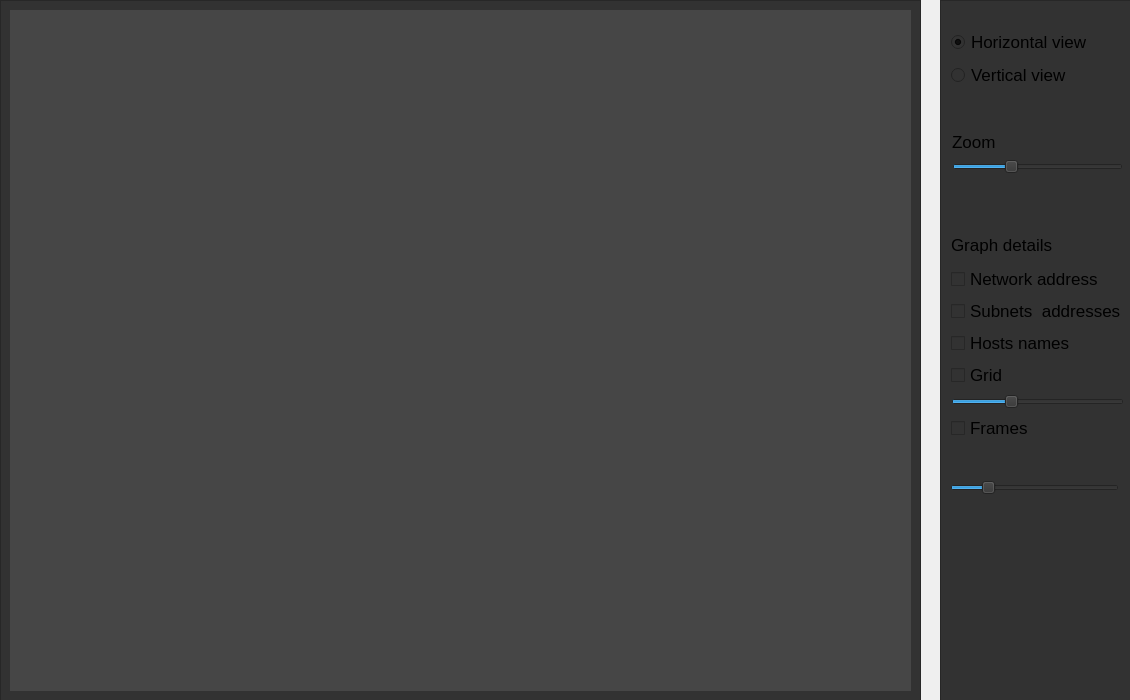
The window that src/widgetApp/GraphDialog.ui (Projekt-zespolowy-TIU/DesignYourNetwork) describes before a commit, drawn with Qt 5.
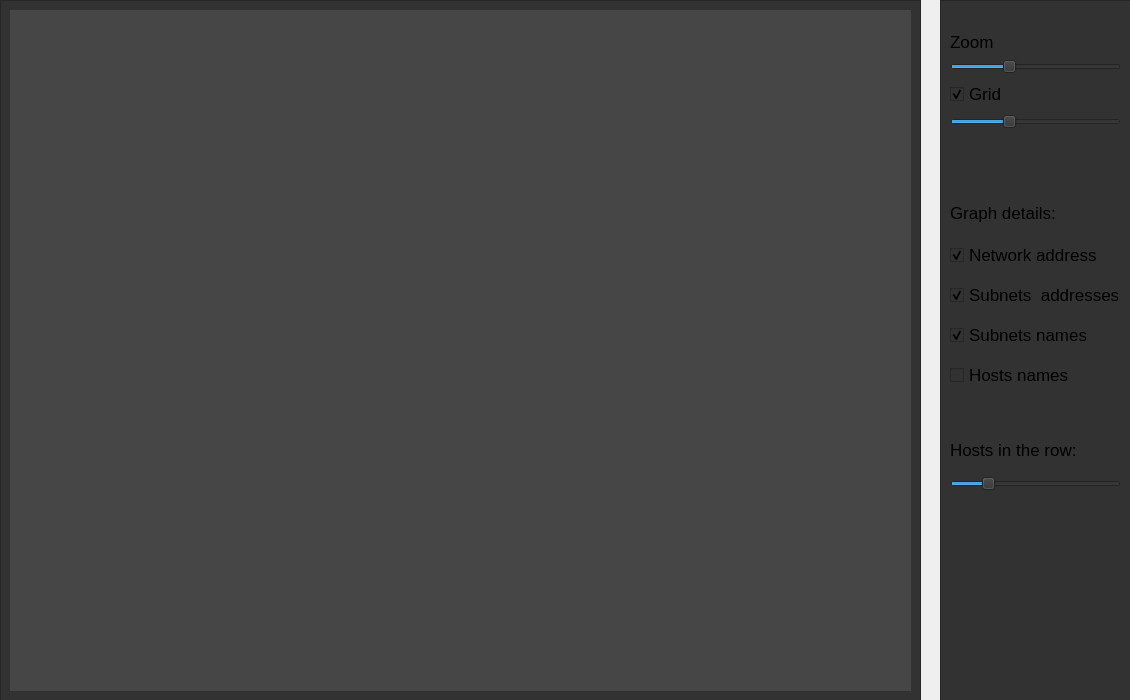
The same window after the commit. Icons and pictures are not drawn.

```diff
--- a/src/widgetApp/GraphDialog.ui
+++ b/src/widgetApp/GraphDialog.ui
@@ -101,66 +101,76 @@
    <widget class="QWidget" name="layoutWidget">
     <property name="geometry">
      <rect>
-      <x>11</x>
-      <y>28</y>
+      <x>10</x>
+      <y>30</y>
       <width>171</width>
-      <height>62</height>
+      <height>44</height>
      </rect>
     </property>
-    <layout class="QVBoxLayout" name="verticalLayout_3">
+    <layout class="QVBoxLayout" name="verticalLayout_4">
      <item>
-      <widget class="QRadioButton" name="horizontalViewButton">
+      <widget class="QLabel" name="label_2">
        <property name="font">
         <font>
          <pointsize>13</pointsize>
         </font>
        </property>
        <property name="text">
-        <string>Horizontal view</string>
-       </property>
-       <property name="checked">
-        <bool>true</bool>
+        <string>Zoom</string>
        </property>
       </widget>
      </item>
      <item>
-      <widget class="QRadioButton" name="verticalViewButton">
-       <property name="font">
-        <font>
-         <pointsize>13</pointsize>
-        </font>
+      <widget class="QSlider" name="scaleSlider">
+       <property name="minimum">
+        <number>5</number>
        </property>
-       <property name="text">
-        <string>Vertical view</string>
+       <property name="maximum">
+        <number>20</number>
+       </property>
+       <property name="singleStep">
+        <number>3</number>
+       </property>
+       <property name="sliderPosition">
+        <number>10</number>
+       </property>
+       <property name="orientation">
+        <enum>Qt::Horizontal</enum>
        </property>
       </widget>
      </item>
     </layout>
    </widget>
-   <widget class="QWidget" name="layoutWidget">
+   <widget class="QWidget" name="">
     <property name="geometry">
      <rect>
-      <x>11</x>
-      <y>230</y>
-      <width>173</width>
-      <height>211</height>
+      <x>10</x>
+      <y>190</y>
+      <width>171</width>
+      <height>209</height>
      </rect>
     </property>
-    <layout class="QVBoxLayout" name="verticalLayout_2">
-     <item>
-      <widget class="QLabel" name="label">
-       <property name="font">
-        <font>
-         <pointsize>13</pointsize>
-        </font>
-       </property>
-       <property name="text">
-        <string>Graph details</string>
-       </property>
-      </widget>
-     </item>
-     <item>
       <layout class="QVBoxLayout" name="verticalLayout">
+     <item>
+      <widget class="QLabel" name="label_3">
+       <property name="maximumSize">
+        <size>
+         <width>16777215</width>
+         <height>30</height>
+        </size>
+       </property>
+       <property name="font">
+        <font>
+         <pointsize>13</pointsize>
+         <weight>50</weight>
+         <bold>false</bold>
+        </font>
+       </property>
+       <property name="text">
+        <string>Graph details:</string>
+       </property>
+      </widget>
+     </item>
        <item>
         <widget class="QCheckBox" name="networkAddress">
          <property name="font">
@@ -171,6 +181,9 @@
          <property name="text">
           <string>Network address</string>
          </property>
+       <property name="checked">
+        <bool>true</bool>
+       </property>
         </widget>
        </item>
        <item>
@@ -183,6 +196,24 @@
          <property name="text">
           <string>Subnets  addresses</string>
          </property>
+       <property name="checked">
+        <bool>true</bool>
+       </property>
+      </widget>
+     </item>
+     <item>
+      <widget class="QCheckBox" name="subnetsNamesCheckBox">
+       <property name="font">
+        <font>
+         <pointsize>13</pointsize>
+        </font>
+       </property>
+       <property name="text">
+        <string>Subnets names</string>
+       </property>
+       <property name="checked">
+        <bool>true</bool>
+       </property>
         </widget>
        </item>
        <item>
@@ -197,6 +228,18 @@
          </property>
         </widget>
        </item>
+    </layout>
+   </widget>
+   <widget class="QWidget" name="">
+    <property name="geometry">
+     <rect>
+      <x>10</x>
+      <y>80</y>
+      <width>171</width>
+      <height>50</height>
+     </rect>
+    </property>
+    <layout class="QVBoxLayout" name="verticalLayout_3">
        <item>
         <widget class="QCheckBox" name="gridCheckBox">
          <property name="font">
@@ -207,6 +250,9 @@
          <property name="text">
           <string>Grid</string>
          </property>
+       <property name="checked">
+        <bool>true</bool>
+       </property>
         </widget>
        </item>
        <item>
@@ -228,74 +274,32 @@
          </property>
         </widget>
        </item>
-       <item>
-        <widget class="QCheckBox" name="coloredGraphcheckBox">
-         <property name="font">
-          <font>
-           <pointsize>13</pointsize>
-          </font>
-         </property>
-         <property name="text">
-          <string>Frames</string>
-         </property>
-        </widget>
-       </item>
-      </layout>
-     </item>
-    </layout>
+    </layout>
    </widget>
-   <widget class="QWidget" name="layoutWidget">
+   <widget class="QWidget" name="">
     <property name="geometry">
      <rect>
-      <x>12</x>
-      <y>130</y>
+      <x>10</x>
+      <y>430</y>
       <width>171</width>
-      <height>44</height>
+      <height>61</height>
      </rect>
     </property>
-    <layout class="QVBoxLayout" name="verticalLayout_4">
+    <layout class="QVBoxLayout" name="verticalLayout_2">
      <item>
-      <widget class="QLabel" name="label_2">
+      <widget class="QLabel" name="label">
        <property name="font">
         <font>
          <pointsize>13</pointsize>
         </font>
        </property>
        <property name="text">
-        <string>Zoom</string>
+        <string>Hosts in the row:</string>
        </property>
       </widget>
      </item>
      <item>
-      <widget class="QSlider" name="scaleSlider">
-       <property name="minimum">
-        <number>5</number>
-       </property>
-       <property name="maximum">
-        <number>20</number>
-       </property>
-       <property name="singleStep">
-        <number>3</number>
-       </property>
-       <property name="sliderPosition">
-        <number>10</number>
-       </property>
-       <property name="orientation">
-        <enum>Qt::Horizontal</enum>
-       </property>
-      </widget>
-     </item>
-    </layout>
-   </widget>
    <widget class="QSlider" name="hostsInRowSlider">
-    <property name="geometry">
-     <rect>
-      <x>10</x>
-      <y>480</y>
-      <width>169</width>
-      <height>15</height>
-     </rect>
-    </property>
     <property name="minimum">
      <number>4</number>
     </property>
@@ -314,6 +318,9 @@
     <property name="orientation">
      <enum>Qt::Horizontal</enum>
     </property>
+      </widget>
+     </item>
+    </layout>
    </widget>
   </widget>
  </widget>
```
Lines whose indentation alone changed are shown as unchanged.
